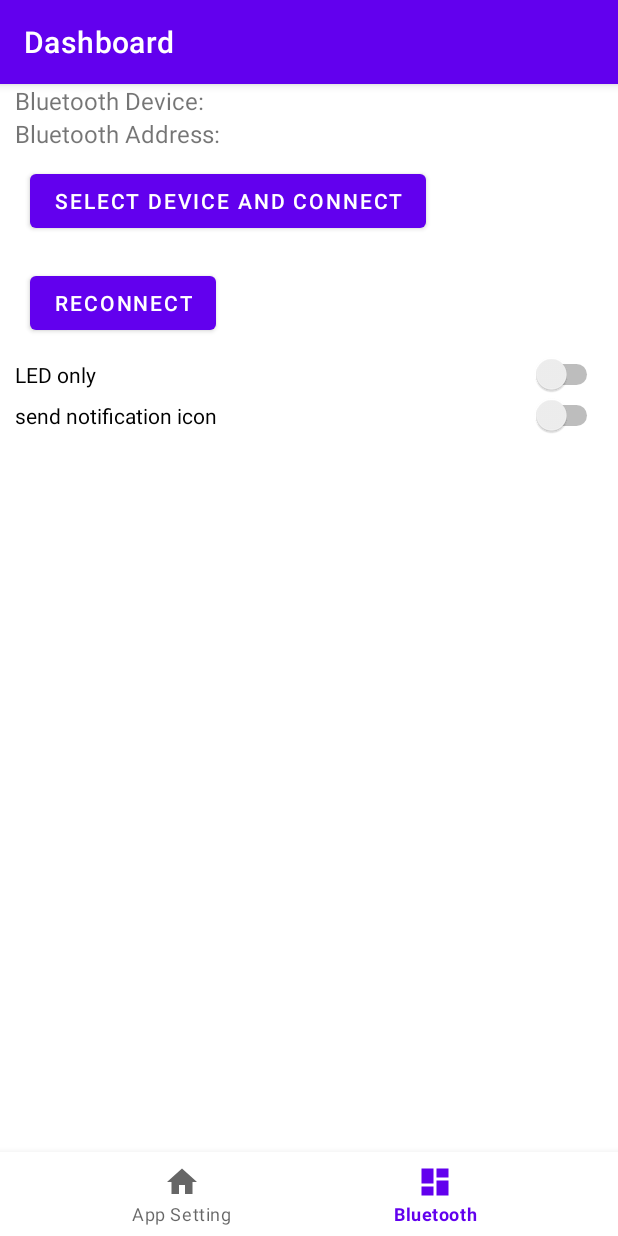
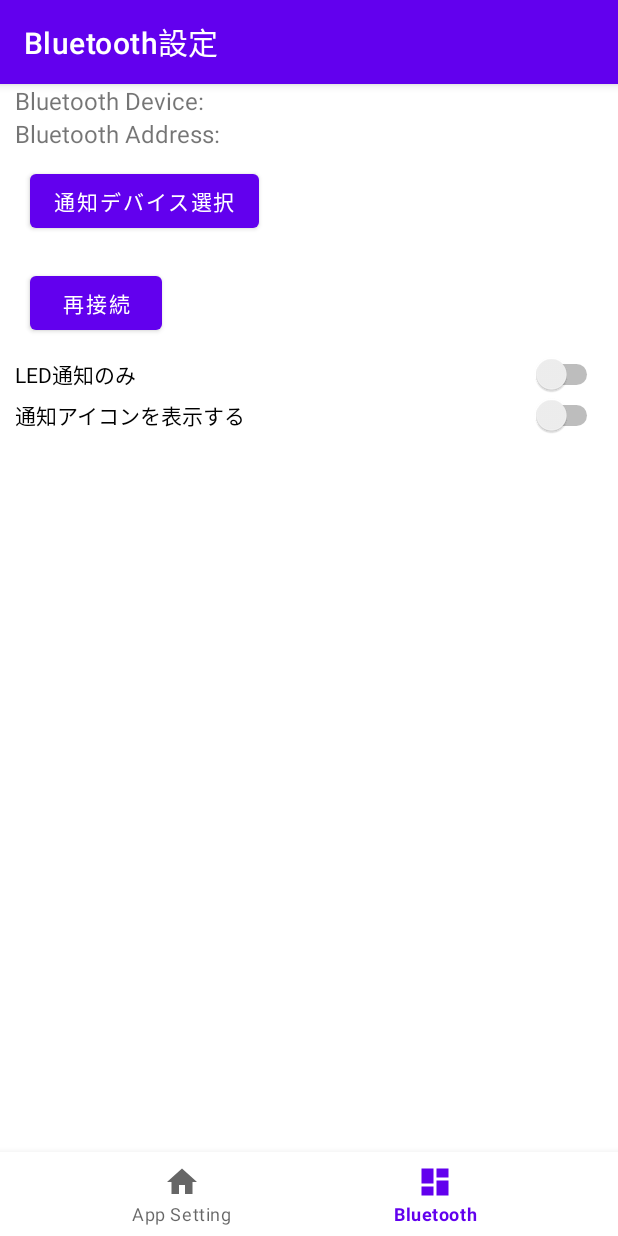
Before and after one commit to lp6m/AndroidM5StickNotify, an Android app: the DashboardFragment screen opened through its navigation route, on a phone screen of 412 x 824 dp. Run offline under Robolectric (Android 15) with nearby library versions, the phone set to English and light mode, and no system bars; our stand-ins replace navigation-ui.

Commit message:
rename GUI label

```diff
--- a/android/app/src/main/res/layout/fragment_dashboard.xml
+++ b/android/app/src/main/res/layout/fragment_dashboard.xml
@@ -39,28 +39,28 @@
                 android:layout_width="wrap_content"
                 android:layout_height="wrap_content"
                 android:layout_margin="10sp"
-                android:text="Select Device and Connect" />
+                android:text="通知デバイス選択" />
 
             <Button
                 android:id="@+id/button_reconnect"
                 android:layout_width="wrap_content"
                 android:layout_height="wrap_content"
                 android:layout_margin="10sp"
-                android:text="Reconnect" />
+                android:text="再接続" />
 
             <Switch
                 android:id="@+id/led_only_switch"
                 android:layout_width="match_parent"
                 android:layout_height="wrap_content"
                 android:layout_weight="1"
-                android:text="LED only" />
+                android:text="LED通知のみ" />
 
             <Switch
                 android:id="@+id/icon_send_switch"
                 android:layout_width="match_parent"
                 android:layout_height="wrap_content"
                 android:layout_weight="1"
-                android:text="send notification icon" />
+                android:text="通知アイコンを表示する" />
 
         </LinearLayout>
 
--- a/android/app/src/main/res/values/strings.xml
+++ b/android/app/src/main/res/values/strings.xml
@@ -1,9 +1,8 @@
 <resources>
-    <string name="app_name">notificationreporter</string>
+    <string name="app_name">チカチカ</string>
     <string name="title_activity_main2">MainActivity</string>
-    <string name="title_home">Home</string>
-    <string name="title_dashboard">Dashboard</string>
-    <string name="title_notifications">Notifications</string>
+    <string name="title_home">通知設定</string>
+    <string name="title_dashboard">Bluetooth設定</string>
     <string name="bluetooth_device">bluetooth_device</string>
     <string name="bluetooth_address">bluetooth_address</string>
     <string name="icon_send">icon_send</string>
```
